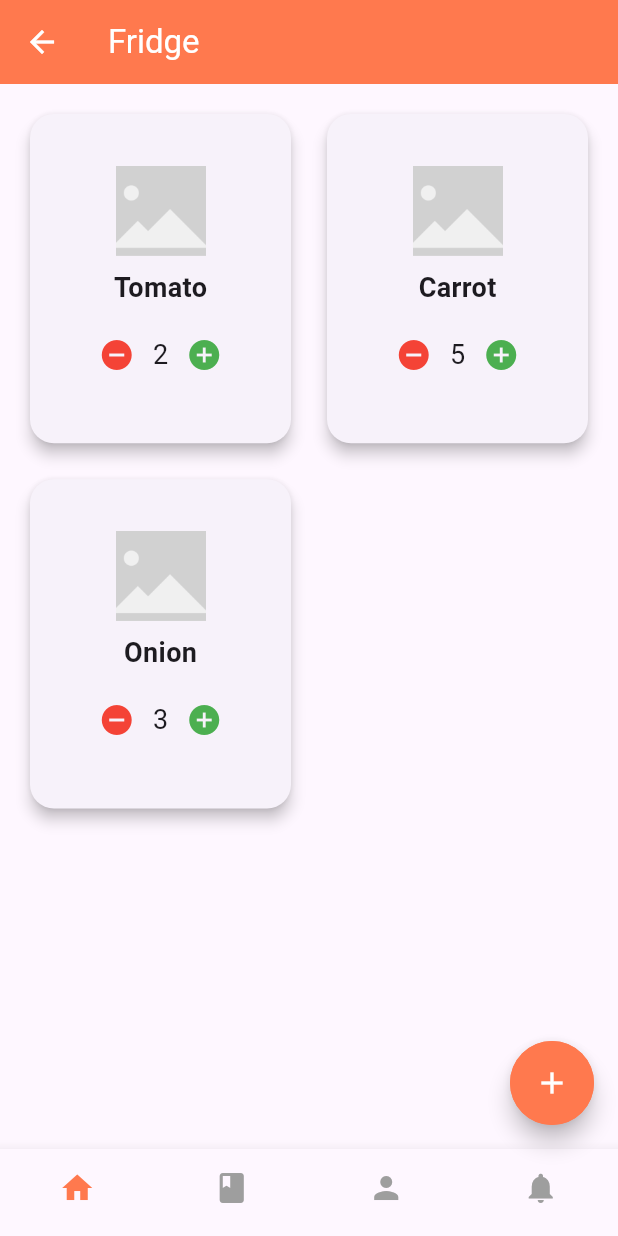
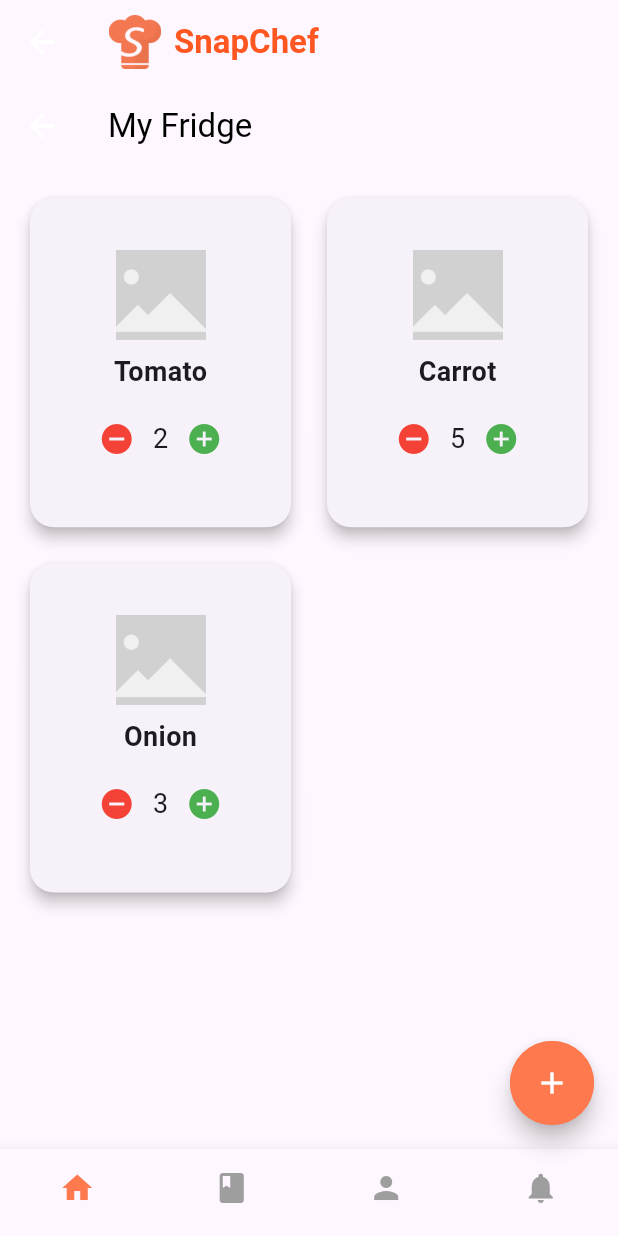
Before and after one commit to eloritzkovitz/SnapChef, a Flutter app: the MainScreen screen opened by its route, on a phone screen of 412 x 824 dp. Run offline on Flutter 3.47's test engine with Material 3 defaults, Android fonts, the phone set to English and light mode, and no system bars; our stand-ins replace flutter_dotenv, image_picker, shared_preferences; accounts and stored records are empty.

Commit message:
Redesigned appbar

```diff
--- a/lib/main.dart
+++ b/lib/main.dart
@@ -48,8 +48,7 @@ class MyApp extends StatelessWidget {
         theme: ThemeData(
           primaryColor: primaryColor,
           appBarTheme: const AppBarTheme(
-            backgroundColor: primaryColor,
-            foregroundColor: Colors.white,
+            foregroundColor: secondaryColor,
             iconTheme: IconThemeData(color: Colors.white),
           ),
           floatingActionButtonTheme: const FloatingActionButtonThemeData(
--- a/lib/views/fridge/fridge_screen.dart
+++ b/lib/views/fridge/fridge_screen.dart
@@ -11,6 +11,10 @@ class FridgeScreen extends StatelessWidget {
     return ChangeNotifierProvider(
       create: (_) => FridgeViewModel(),
       child: Scaffold(
+        appBar: AppBar(
+          title: const Text('My Fridge'),
+          foregroundColor: Colors.black,
+        ),
         body: SafeArea(
           child: Column(
             children: [
--- a/lib/views/main_screen.dart
+++ b/lib/views/main_screen.dart
@@ -13,7 +13,17 @@ class MainScreen extends StatelessWidget {
 
     return Scaffold(
       appBar: AppBar(
-        title: Text(viewModel.appBarTitle),
+        title: Row(
+          children: [
+            Image.asset(
+              'assets/images/icon_appbar.png',
+              height: 36,
+              width: 36,
+            ),
+            const SizedBox(width: 8),
+            const Text('SnapChef', style: TextStyle(fontWeight: FontWeight.bold)),
+          ],
+        ),
         actions: [
           if (viewModel.selectedIndex == 2)
             PopupMenuButton<String>(
```
Also changed, not shown: assets/images/icon_appbar.png (added).
